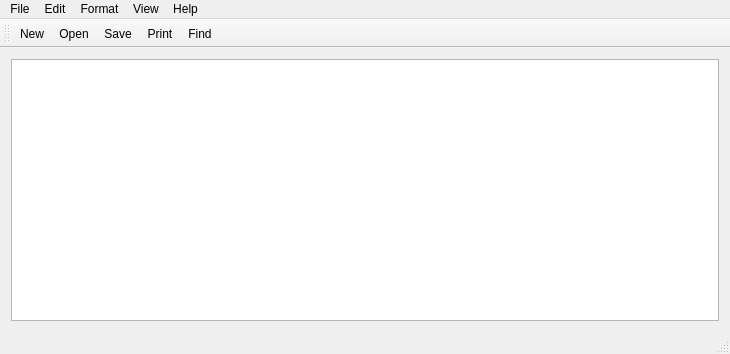
AleksandrHovhannisyan/Scribe-Text-Editor, file CustomTextEditor/mainwindow.ui: the form before one commit.
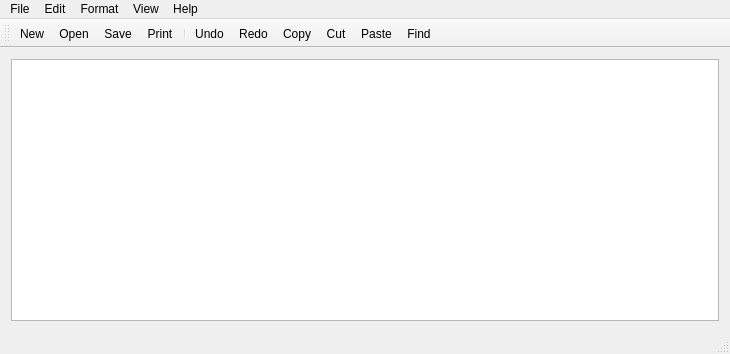
The form after the commit. Icons and pictures are not drawn.

Commit message: Add buttons to toolbar. Add code to handle redo.

The edit to the form file:
```diff
--- a/CustomTextEditor/mainwindow.ui
+++ b/CustomTextEditor/mainwindow.ui
@@ -102,6 +102,12 @@
    <addaction name="actionOpen"/>
    <addaction name="actionSave"/>
    <addaction name="actionPrint"/>
+   <addaction name="separator"/>
+   <addaction name="actionUndo"/>
+   <addaction name="actionRedo"/>
+   <addaction name="actionCopy"/>
+   <addaction name="actionCut"/>
+   <addaction name="actionPaste"/>
    <addaction name="actionFind"/>
   </widget>
   <widget class="QStatusBar" name="statusBar"/>
```
The commit also changes 2 other files.
